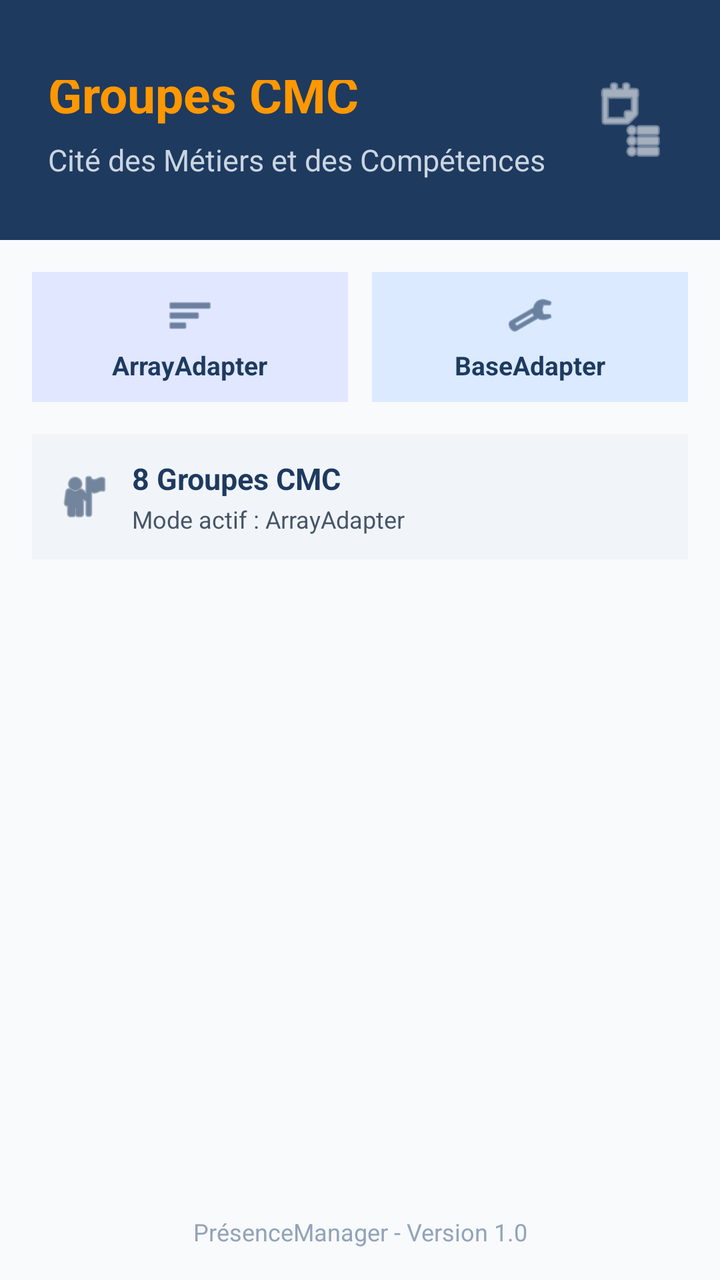
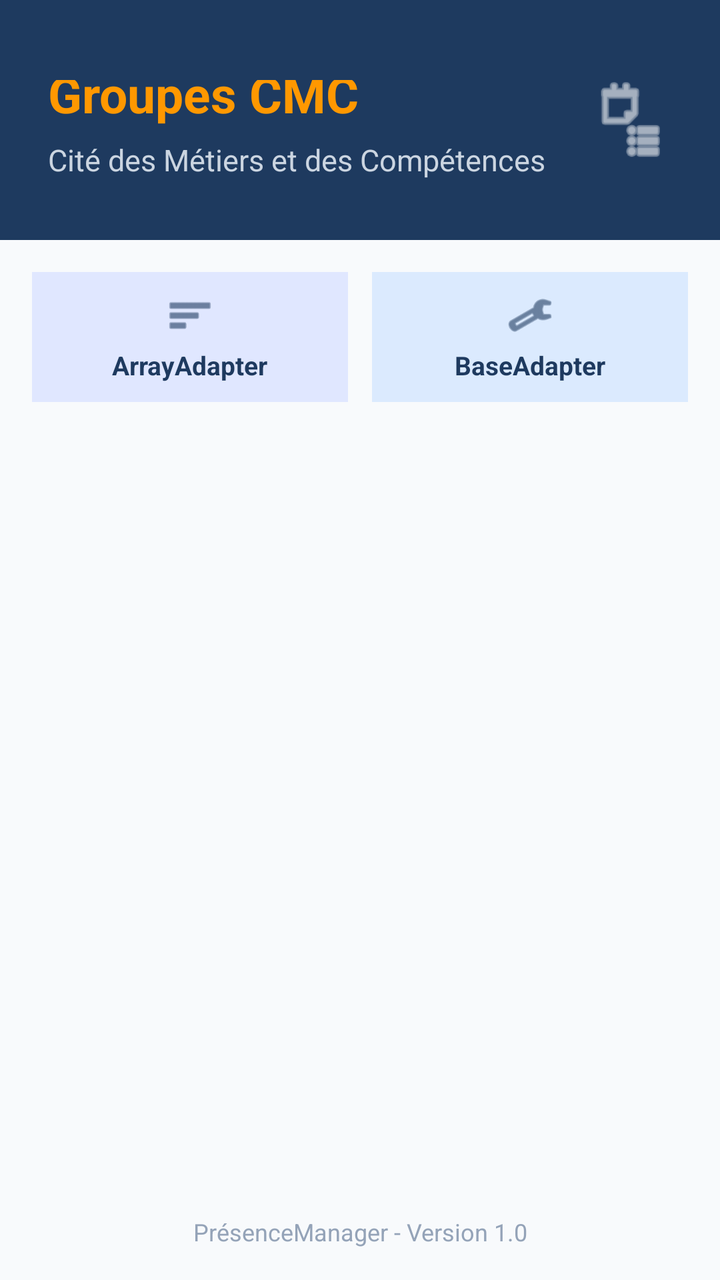

The first picture is an Android layout as it rendered before a commit; the second is the same layout after the commit. The layout source and the unified diff follow.
<!-- AndroidManifest.xml: application theme Theme.PresenceManager -->
<!-- res/layout/activity_groupes.xml -->
<?xml version="1.0" encoding="utf-8"?>
<LinearLayout xmlns:android="http://schemas.android.com/apk/res/android"
    xmlns:app="http://schemas.android.com/apk/res-auto"
    android:id="@+id/layoutGroupes"
    android:layout_width="match_parent"
    android:layout_height="match_parent"
    android:background="#F8FAFC"
    android:orientation="vertical">

    
    <RelativeLayout
        android:id="@+id/layoutHeaderGroupes"
        android:layout_width="match_parent"
        android:layout_height="wrap_content"
        android:minHeight="120dp"
        android:background="#1E3A5F"
        android:paddingStart="24dp"
        android:paddingEnd="24dp"
        android:paddingTop="40dp"
        android:paddingBottom="16dp">

        <LinearLayout
            android:layout_width="wrap_content"
            android:layout_height="wrap_content"
            android:orientation="vertical"
            android:layout_centerVertical="true"
            android:layout_alignParentStart="true"
            android:layout_toStartOf="@id/imgHeaderIconGroupes">

            <TextView
                android:id="@+id/txtTitreGroupes"
                android:layout_width="wrap_content"
                android:layout_height="wrap_content"
                android:text="@string/titre_groupes_cmc"
                android:textSize="25sp"
                android:textStyle="bold"
                android:textColor="#FF9800" />

            <TextView
                android:id="@+id/txtSubtitleGroupes"
                android:layout_width="wrap_content"
                android:layout_height="wrap_content"
                android:layout_marginTop="6dp"
                android:text="@string/subtitre_groupes_cmc"
                android:textSize="15sp"
                android:textColor="#CBD5E1" />
        </LinearLayout>

        <ImageView
            android:id="@+id/imgHeaderIconGroupes"
            android:layout_width="42dp"
            android:layout_height="42dp"
            android:layout_alignParentEnd="true"
            android:layout_centerVertical="true"
            android:src="@android:drawable/ic_menu_agenda"
            android:contentDescription="@string/titre_groupes_cmc"
            app:tint="#FFFFFF" />

    </RelativeLayout>

    
    <LinearLayout
        android:layout_width="match_parent"
        android:layout_height="0dp"
        android:layout_weight="1"
        android:orientation="vertical"
        android:padding="16dp">

        
        <LinearLayout
            android:layout_width="match_parent"
            android:layout_height="wrap_content"
            android:orientation="horizontal"
            android:baselineAligned="false"
            android:layout_marginBottom="16dp">

            
            <LinearLayout
                android:id="@+id/btnArrayAdapter"
                android:layout_width="0dp"
                android:layout_height="65dp"
                android:layout_weight="1"
                android:layout_marginEnd="6dp"
                android:background="#E0E7FF"
                android:clickable="true"
                android:focusable="true"
                android:gravity="center"
                android:orientation="vertical"
                android:padding="8dp">

                <ImageView
                    android:layout_width="24dp"
                    android:layout_height="24dp"
                    android:src="@android:drawable/ic_menu_sort_by_size"
                    app:tint="#1E3A5F"
                    android:contentDescription="@string/btn_array_adapter" />

                <TextView
                    android:id="@+id/txtBtnArrayAdapter"
                    android:layout_width="wrap_content"
                    android:layout_height="wrap_content"
                    android:layout_marginTop="4dp"
                    android:text="@string/btn_array_adapter"
                    android:textColor="#1E3A5F"
                    android:textSize="13sp"
                    android:textStyle="bold" />
            </LinearLayout>

            
            <LinearLayout
                android:id="@+id/btnBaseAdapter"
                android:layout_width="0dp"
                android:layout_height="65dp"
                android:layout_weight="1"
                android:layout_marginStart="6dp"
                android:background="#DBEAFE"
                android:clickable="true"
                android:focusable="true"
                android:gravity="center"
                android:orientation="vertical"
                android:padding="8dp">

                <ImageView
                    android:layout_width="24dp"
                    android:layout_height="24dp"
                    android:src="@android:drawable/ic_menu_manage"
                    app:tint="#1E3A5F"
                    android:contentDescription="@string/btn_base_adapter" />

                <TextView
                    android:id="@+id/txtBtnBaseAdapter"
                    android:layout_width="wrap_content"
                    android:layout_height="wrap_content"
                    android:layout_marginTop="4dp"
                    android:text="@string/btn_base_adapter"
                    android:textColor="#1E3A5F"
                    android:textSize="13sp"
                    android:textStyle="bold" />
            </LinearLayout>

        </LinearLayout>

        
        <LinearLayout
            android:layout_width="match_parent"
            android:layout_height="wrap_content"
            android:background="#F1F5F9"
            android:orientation="horizontal"
            android:padding="12dp"
            android:gravity="center_vertical"
            android:layout_marginBottom="12dp">

            <ImageView
                android:layout_width="28dp"
                android:layout_height="28dp"
                android:src="@android:drawable/ic_menu_myplaces"
                app:tint="#1E3A5F"
                android:contentDescription="@string/card_groupes" />

            <LinearLayout
                android:layout_width="0dp"
                android:layout_height="wrap_content"
                android:layout_weight="1"
                android:layout_marginStart="10dp"
                android:orientation="vertical">

                <TextView
                    android:id="@+id/txtTotalGroupes"
                    android:layout_width="wrap_content"
                    android:layout_height="wrap_content"
                    android:text="8 Groupes CMC"
                    android:textColor="#1E3A5F"
                    android:textSize="15sp"
                    android:textStyle="bold" />

                <TextView
                    android:id="@+id/txtModeAdapter"
                    android:layout_width="wrap_content"
                    android:layout_height="wrap_content"
                    android:layout_marginTop="2dp"
                    android:text="@string/mode_array_adapter"
                    android:textColor="#475569"
                    android:textSize="12sp" />
            </LinearLayout>

        </LinearLayout>

        
        <ListView
            android:id="@+id/listGroupesCMC"
            android:layout_width="match_parent"
            android:layout_height="match_parent"
            android:divider="@null"
            android:dividerHeight="10dp"
            android:scrollbars="vertical" />

    </LinearLayout>

    
    <TextView
        android:id="@+id/txtFooterGroupes"
        android:layout_width="match_parent"
        android:layout_height="wrap_content"
        android:layout_marginBottom="16dp"
        android:text="@string/footer_dashboard"
        android:textSize="12sp"
        android:textColor="#94A3B8"
        android:gravity="center" />

</LinearLayout>
<!-- resources referenced by this layout -->
<resources>
  <string name="btn_array_adapter">ArrayAdapter</string>
  <string name="btn_base_adapter">BaseAdapter</string>
  <string name="card_groupes">Groupes</string>
  <string name="footer_dashboard">Pr\u00E9senceManager - Version 1.0</string>
  <string name="mode_array_adapter">Mode actif : ArrayAdapter</string>
  <string name="subtitre_groupes_cmc">Cit\u00E9 des M\u00E9tiers et des Comp\u00E9tences</string>
  <string name="titre_groupes_cmc">Groupes CMC</string>
  <style name="Theme.PresenceManager" parent="Base.Theme.PresenceManager" />
  <style name="Base.Theme.PresenceManager" parent="Theme.Material3.DayNight.NoActionBar">
          
          <item name="windowActionModeOverlay">true</item>
          <item name="actionModeBackground">@color/navy_blue</item>
      </style>
  <color name="navy_blue">#1E3A5F</color>
</resources>

<!-- the commit's change to res/layout/activity_groupes.xml (unified diff, before → after) -->
@@ -140,50 +140,7 @@
 
         </LinearLayout>
 
-        
-        <LinearLayout
-            android:layout_width="match_parent"
-            android:layout_height="wrap_content"
-            android:background="#F1F5F9"
-            android:orientation="horizontal"
-            android:padding="12dp"
-            android:gravity="center_vertical"
-            android:layout_marginBottom="12dp">
 
-            <ImageView
-                android:layout_width="28dp"
-                android:layout_height="28dp"
-                android:src="@android:drawable/ic_menu_myplaces"
-                app:tint="#1E3A5F"
-                android:contentDescription="@string/card_groupes" />
-
-            <LinearLayout
-                android:layout_width="0dp"
-                android:layout_height="wrap_content"
-                android:layout_weight="1"
-                android:layout_marginStart="10dp"
-                android:orientation="vertical">
-
-                <TextView
-                    android:id="@+id/txtTotalGroupes"
-                    android:layout_width="wrap_content"
-                    android:layout_height="wrap_content"
-                    android:text="8 Groupes CMC"
-                    android:textColor="#1E3A5F"
-                    android:textSize="15sp"
-                    android:textStyle="bold" />
-
-                <TextView
-                    android:id="@+id/txtModeAdapter"
-                    android:layout_width="wrap_content"
-                    android:layout_height="wrap_content"
-                    android:layout_marginTop="2dp"
-                    android:text="@string/mode_array_adapter"
-                    android:textColor="#475569"
-                    android:textSize="12sp" />
-            </LinearLayout>
-
-        </LinearLayout>
 
         
         <ListView
<!-- resource entries referenced after the edit -->
@@ -2,9 +2,7 @@
 <resources>
   <string name="btn_array_adapter">ArrayAdapter</string>
   <string name="btn_base_adapter">BaseAdapter</string>
-  <string name="card_groupes">Groupes</string>
   <string name="footer_dashboard">Pr\u00E9senceManager - Version 1.0</string>
-  <string name="mode_array_adapter">Mode actif : ArrayAdapter</string>
   <string name="subtitre_groupes_cmc">Cit\u00E9 des M\u00E9tiers et des Comp\u00E9tences</string>
   <string name="titre_groupes_cmc">Groupes CMC</string>
   <style name="Theme.PresenceManager" parent="Base.Theme.PresenceManager" />
